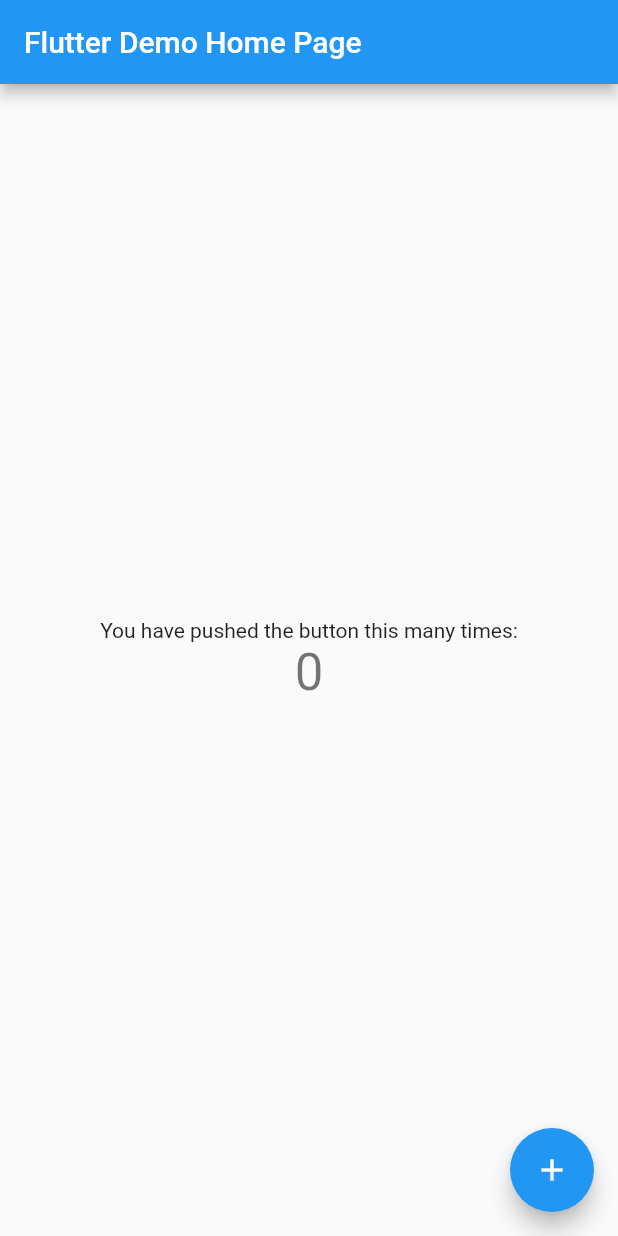
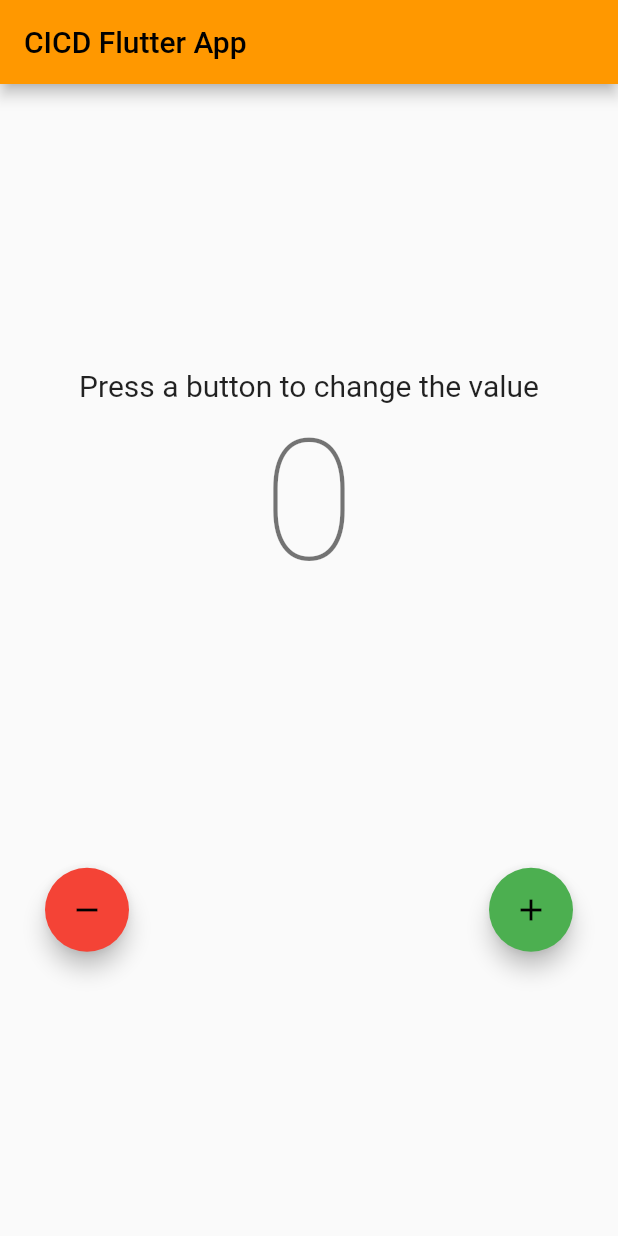
Before and after one commit to jarangol/counterFlutter, a Flutter app: the screen it shows after launch, on a phone screen of 412 x 824 dp. Run offline on Flutter 3.47's test engine with Material 2 defaults, Android fonts, the phone set to English and light mode, and no system bars.

Commit message:
Added decrease functionality

```diff
--- a/lib/main.dart
+++ b/lib/main.dart
@@ -11,7 +11,7 @@ class MyApp extends StatelessWidget {
   @override
   Widget build(BuildContext context) {
     return MaterialApp(
-      title: 'Flutter Demo',
+      title: 'Counter App',
       theme: ThemeData(
         // This is the theme of your application.
         //
@@ -22,9 +22,9 @@ class MyApp extends StatelessWidget {
         // or simply save your changes to "hot reload" in a Flutter IDE).
         // Notice that the counter didn't reset back to zero; the application
         // is not restarted.
-        primarySwatch: Colors.blue,
+        primarySwatch: Colors.orange,
       ),
-      home: const MyHomePage(title: 'Flutter Demo Home Page'),
+      home: const MyHomePage(title: 'CICD Flutter App'),
     );
   }
 }
@@ -61,6 +61,12 @@ class _MyHomePageState extends State<MyHomePage> {
     });
   }
 
+  void _decrementCounter() {
+    setState(() {
+      _counter--;
+    });
+  }
+
   @override
   Widget build(BuildContext context) {
     // This method is rerun every time setState is called, for instance as done
@@ -75,7 +81,8 @@ class _MyHomePageState extends State<MyHomePage> {
         // the App.build method, and use it to set our appbar title.
         title: Text(widget.title),
       ),
-      body: Center(
+      body: Container(
+        margin: const EdgeInsets.symmetric(horizontal: 30, vertical: 100),
         // Center is a layout widget. It takes a single child and positions it
         // in the middle of the parent.
         child: Column(
@@ -93,23 +100,45 @@ class _MyHomePageState extends State<MyHomePage> {
           // center the children vertically; the main axis here is the vertical
           // axis because Columns are vertical (the cross axis would be
           // horizontal).
-          mainAxisAlignment: MainAxisAlignment.center,
+          mainAxisAlignment: MainAxisAlignment.spaceAround,
           children: <Widget>[
-            const Text(
-              'You have pushed the button this many times:',
-            ),
+            Column(
+              children: [
+                const Text(
+                  style: TextStyle(fontSize: 20),
+                  'Press a button to change the value',
+                ),
             Text(
               '$_counter',
-              style: Theme.of(context).textTheme.headline4,
+              style: Theme.of(context).textTheme.headline1,
             ),
+              ],
+            ),
+            Stack(
+              children: <Widget>[
+                Align(
+                  alignment: Alignment.bottomLeft,
+                  child: FloatingActionButton(
+                    onPressed: _decrementCounter,
+                    tooltip: 'Decrement',
+                    backgroundColor: Colors.red,
+                    child: const Icon(Icons.remove),
+                  ),
+                ),
+                Align(
+                  alignment: Alignment.bottomRight,
+                  child: FloatingActionButton(
+                    onPressed: _incrementCounter,
+                    tooltip: 'Increment',
+                    backgroundColor: Colors.green,
+                    child: const Icon(Icons.add),
+                  ),
+                ),
+              ],
+            )
           ],
         ),
       ),
-      floatingActionButton: FloatingActionButton(
-        onPressed: _incrementCounter,
-        tooltip: 'Increment',
-        child: const Icon(Icons.add),
-      ), // This trailing comma makes auto-formatting nicer for build methods.
     );
   }
 }
```
